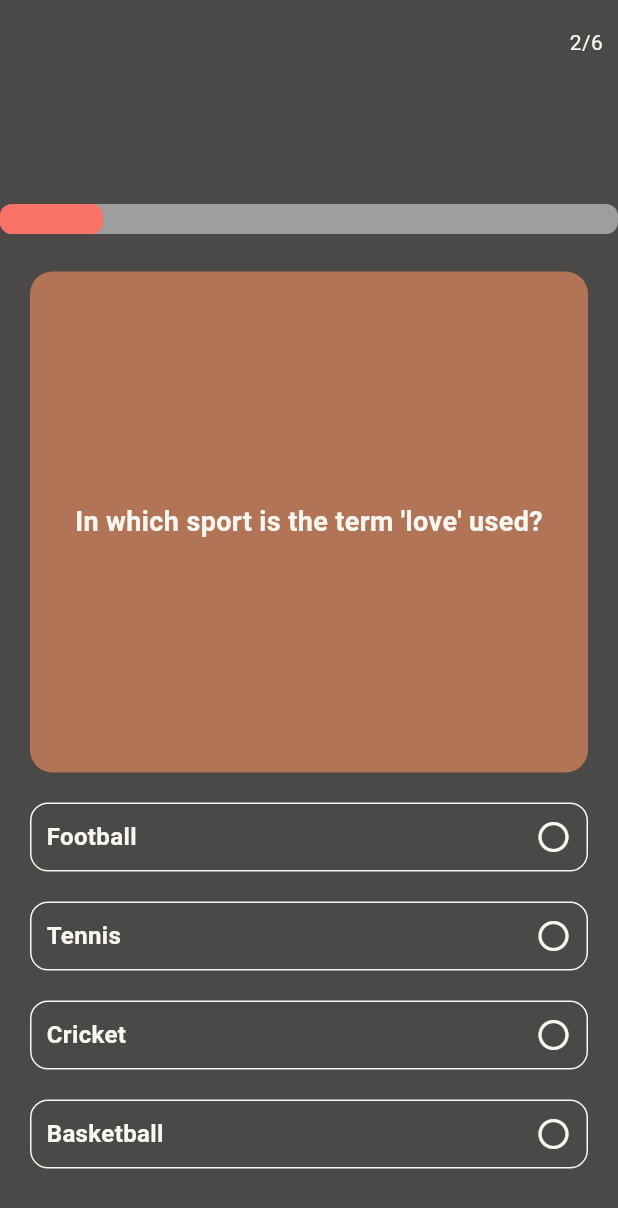
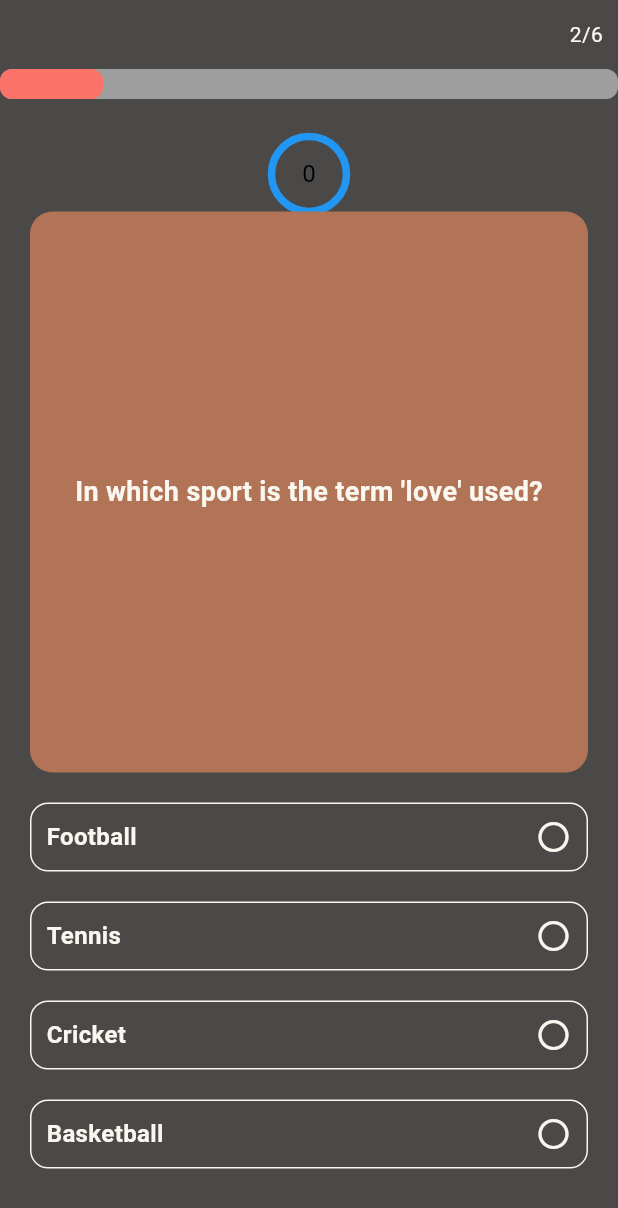
Before and after one commit to sanjay-padanilam/quizz_application-catogary, a Flutter app: the QuestionsScreen screen opened directly, after a tap on "Brazil", after a tap on "Next", on a phone screen of 412 x 824 dp. Shown: the top 1208 px of the screen. Run offline on Flutter 3.47's test engine with Material 3 defaults, Android fonts, the phone set to English and light mode, and no system bars; drawn by our look-alikes of circular_countdown_timer, flutter_animation_progress_bar; our stand-ins replace lottie; network calls fail.

```diff
--- a/lib/view/questions_screen/questions_screen.dart
+++ b/lib/view/questions_screen/questions_screen.dart
@@ -1,3 +1,4 @@
+import 'package:circular_countdown_timer/circular_countdown_timer.dart';
 import 'package:flutter/material.dart';
 import 'package:flutter_animation_progress_bar/flutter_animation_progress_bar.dart';
 import 'package:lottie/lottie.dart';
@@ -20,44 +21,49 @@ class _QuestionsScreenState extends State<QuestionsScreen> {
   int? selectedoption; //index of clicked option
   int rightanswercount = 0;
   double currentValue = 0;
+  CountDownController clockcontrol = CountDownController();
 
   @override
   Widget build(BuildContext context) {
     return SafeArea(
       child: Scaffold(
         backgroundColor: Colorconstants.Scaffoldbgcolor,
-        appBar: AppBar(
-          backgroundColor: Colorconstants.Scaffoldbgcolor,
-          actions: [
-            Text(
-              "${Questionindex + 1}/${widget.Questionlist.length}",
-              style: TextStyle(color: Colorconstants.textColor),
-            ),
-            SizedBox(
-              width: 10,
-            ),
-          ],
-          bottom: PreferredSize(
-            preferredSize: Size(100, 100),
-            child: FAProgressBar(
-                maxValue: widget.Questionlist.length.toDouble(),
-                size: 20,
-                backgroundColor: Colors.grey,
-                currentValue: currentValue),
+        appBar: _build_appbar_section(),
+        body: Padding(
+          padding: const EdgeInsets.symmetric(horizontal: 20, vertical: 25),
+          child: build_body_section(context),
         ),
       ),
-        body: Padding(
-          padding: const EdgeInsets.symmetric(horizontal: 20, vertical: 25),
-          child: Column(
+    );
+  }
+
+  Column build_body_section(BuildContext context) {
+    return Column(
       children: [
+        CircularCountDownTimer(
+          onComplete: () {},
+          duration: 10,
+
+          width: 50,
+
+          height: 50,
+
+          fillColor: Colors.blue,
+
+          controller: clockcontrol,
+
+          // --------------------------------------
+
+          ringColor: Colors.blue,
+        ),
         Expanded(
           child: Container(
             decoration: BoxDecoration(
               color: Colorconstants.Questionsbgcolor,
               borderRadius: BorderRadius.circular(15),
             ),
-                  child: selectedoption ==
-                          widget.Questionlist[Questionindex]["answer"]
+            child:
+                selectedoption == widget.Questionlist[Questionindex]["answer"]
                     ? Stack(
                         children: [
                           Lottie.asset(AnimationConstants.rightanimation),
@@ -65,8 +71,7 @@ class _QuestionsScreenState extends State<QuestionsScreen> {
                             child: Padding(
                               padding: EdgeInsets.symmetric(horizontal: 20),
                               child: Text(
-                                  widget.Questionlist[Questionindex]
-                                      ["question"],
+                                widget.Questionlist[Questionindex]["question"],
                                 style: TextStyle(
                                     color: Colorconstants.textColor,
                                     fontWeight: FontWeight.bold,
@@ -90,7 +95,47 @@ class _QuestionsScreenState extends State<QuestionsScreen> {
                       ),
           ),
         ),
-              Column(
+        builder_section(),
+        SizedBox(
+          height: 20,
+        ),
+        selectedoption == null
+            ? SizedBox()
+            : InkWell(
+                onTap: () {
+                  if (Questionindex < widget.Questionlist.length - 1) {
+                    Questionindex++;
+                    currentValue++;
+                    clockcontrol.restart();
+
+                    selectedoption = null;
+                  } else {
+                    Navigator.pushReplacement(
+                        context,
+                        MaterialPageRoute(
+                          builder: (context) => ResultScreen(
+                              eachlist: widget.Questionlist,
+                              rightaswercount: rightanswercount),
+                        ));
+                  }
+                  setState(() {});
+                },
+                child: Container(
+                  padding: EdgeInsets.symmetric(horizontal: 20, vertical: 20),
+                  decoration: BoxDecoration(
+                      borderRadius: BorderRadius.circular(12),
+                      color: Colorconstants.textColor),
+                  child: Center(
+                    child: Text("Next"),
+                  ),
+                ),
+              ),
+      ],
+    );
+  }
+
+  Column builder_section() {
+    return Column(
       children: List.generate(
         4,
         (optionIndex) => Padding(
@@ -110,8 +155,7 @@ class _QuestionsScreenState extends State<QuestionsScreen> {
               }
             },
             child: Container(
-                        padding:
-                            EdgeInsets.symmetric(horizontal: 10, vertical: 10),
+              padding: EdgeInsets.symmetric(horizontal: 10, vertical: 10),
               decoration: BoxDecoration(
                   border: Border.all(color: getcolor(optionIndex)),
                   borderRadius: BorderRadius.circular(12)),
@@ -119,8 +163,7 @@ class _QuestionsScreenState extends State<QuestionsScreen> {
                 mainAxisAlignment: MainAxisAlignment.spaceBetween,
                 children: [
                   Text(
-                              widget.Questionlist[Questionindex]["options"]
-                                  [optionIndex],
+                    widget.Questionlist[Questionindex]["options"][optionIndex],
                     style: TextStyle(
                         color: Colorconstants.textColor,
                         fontWeight: FontWeight.w600,
@@ -136,44 +179,28 @@ class _QuestionsScreenState extends State<QuestionsScreen> {
           ),
         ),
       ),
+    );
+  }
+
+  AppBar _build_appbar_section() {
+    return AppBar(
+      backgroundColor: Colorconstants.Scaffoldbgcolor,
+      actions: [
+        Text(
+          "${Questionindex + 1}/${widget.Questionlist.length}",
+          style: TextStyle(color: Colorconstants.textColor),
         ),
         SizedBox(
-                height: 20,
-              ),
-              selectedoption == null
-                  ? SizedBox()
-                  : InkWell(
-                      onTap: () {
-                        if (Questionindex < widget.Questionlist.length - 1) {
-                          Questionindex++;
-                          currentValue++;
-
-                          selectedoption = null;
-                        } else {
-                          Navigator.pushReplacement(
-                              context,
-                              MaterialPageRoute(
-                                builder: (context) => ResultScreen(
-                                    eachlist: widget.Questionlist,
-                                    rightaswercount: rightanswercount),
-                              ));
-                        }
-                        setState(() {});
-                      },
-                      child: Container(
-                        padding:
-                            EdgeInsets.symmetric(horizontal: 20, vertical: 20),
-                        decoration: BoxDecoration(
-                            borderRadius: BorderRadius.circular(12),
-                            color: Colorconstants.textColor),
-                        child: Center(
-                          child: Text("Next"),
-                        ),
-                      ),
+          width: 10,
         ),
       ],
-          ),
-        ),
+      bottom: PreferredSize(
+        preferredSize: Size(100, 10),
+        child: FAProgressBar(
+            maxValue: widget.Questionlist.length.toDouble(),
+            size: 20,
+            backgroundColor: Colors.grey,
+            currentValue: currentValue),
       ),
     );
   }
--- a/pubspec.yaml
+++ b/pubspec.yaml
@@ -37,6 +37,7 @@ dependencies:
   cupertino_icons: ^1.0.8
   lottie: ^3.1.2
   flutter_animation_progress_bar: ^2.3.1
+  circular_countdown_timer: ^0.2.4
 
 dev_dependencies:
   flutter_test:
```
Also changed, not shown: pubspec.lock. Lines whose indentation alone changed are shown as unchanged.
